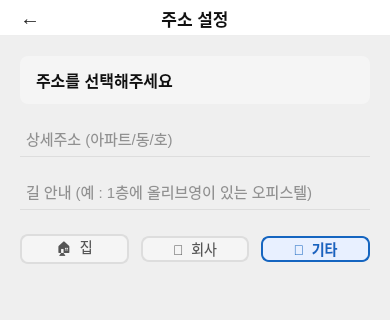
The window that clients/customer_qt/client/addressdetailwidget.ui (taehyunny/its_bedalyo) describes before a commit, drawn with Qt 5; both pictures show x 0 to 390 and y 0 to 320 of the 390 by 844 pixel window.
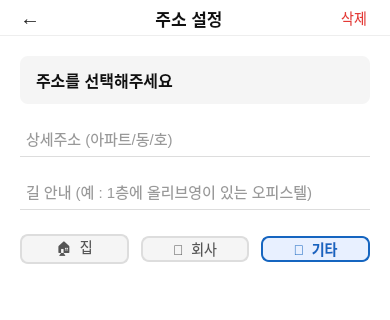
The same window after the commit.

Diff of the .ui file:
```diff
--- a/clients/customer_qt/client/addressdetailwidget.ui
+++ b/clients/customer_qt/client/addressdetailwidget.ui
@@ -7,7 +7,10 @@
   </property>
   <property name="windowTitle"><string>주소 설정</string></property>
   <property name="styleSheet">
-   <string notr="true">QWidget#AddressDetailWidget { background:#ffffff; }</string>
+   <string notr="true">
+    QWidget#AddressDetailWidget { background:#ffffff; }
+    QWidget#scrollContents { background:#ffffff; }
+   </string>
   </property>
 
   <layout class="QVBoxLayout" name="mainLayout">
@@ -51,9 +54,16 @@
        </widget>
       </item>
       <item>
-       <widget class="QWidget" name="headerSpacer">
-        <property name="minimumSize"><size><width>36</width><height>36</height></size></property>
-        <property name="maximumSize"><size><width>36</width><height>36</height></size></property>
+       <widget class="QPushButton" name="btnDelete">
+        <property name="minimumSize"><size><width>48</width><height>36</height></size></property>
+        <property name="maximumSize"><size><width>48</width><height>36</height></size></property>
+        <property name="text"><string>삭제</string></property>
+        <property name="styleSheet">
+         <string notr="true">
+          QPushButton{background:transparent;border:none;font-size:14px;color:#e53935;}
+          QPushButton:hover{color:#b71c1c;}
+         </string>
+        </property>
        </widget>
       </item>
      </layout>
```
Left out of the diff: 41 changed lines with no effect on the pictures. Lines whose indentation alone changed are shown as unchanged.
